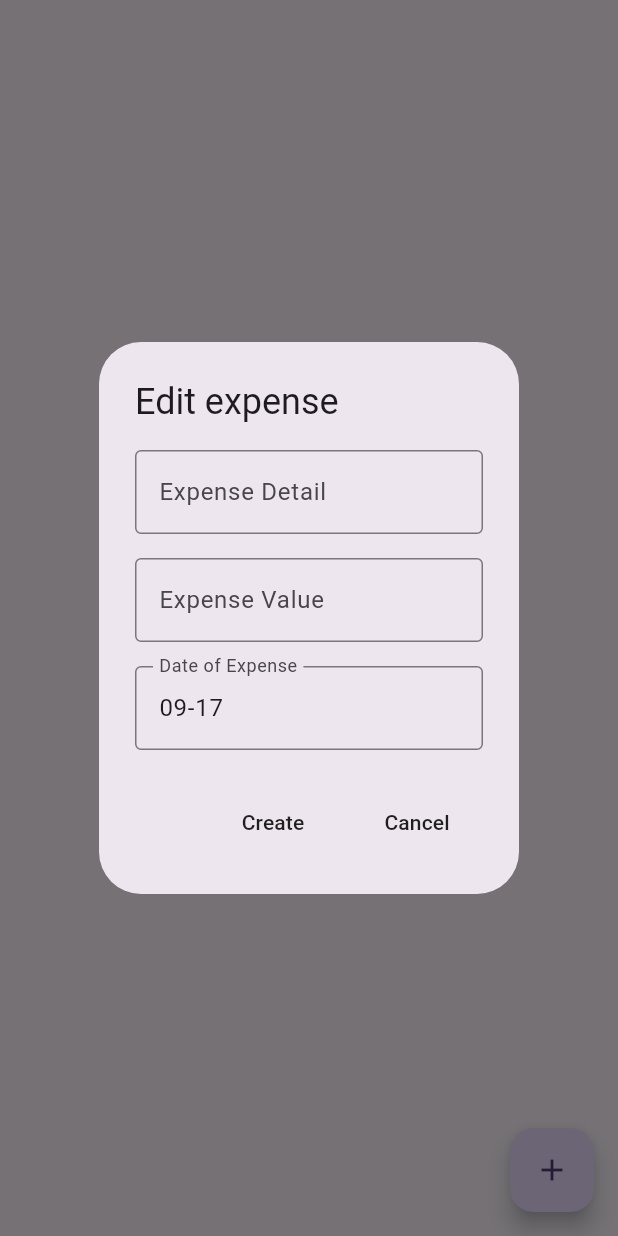
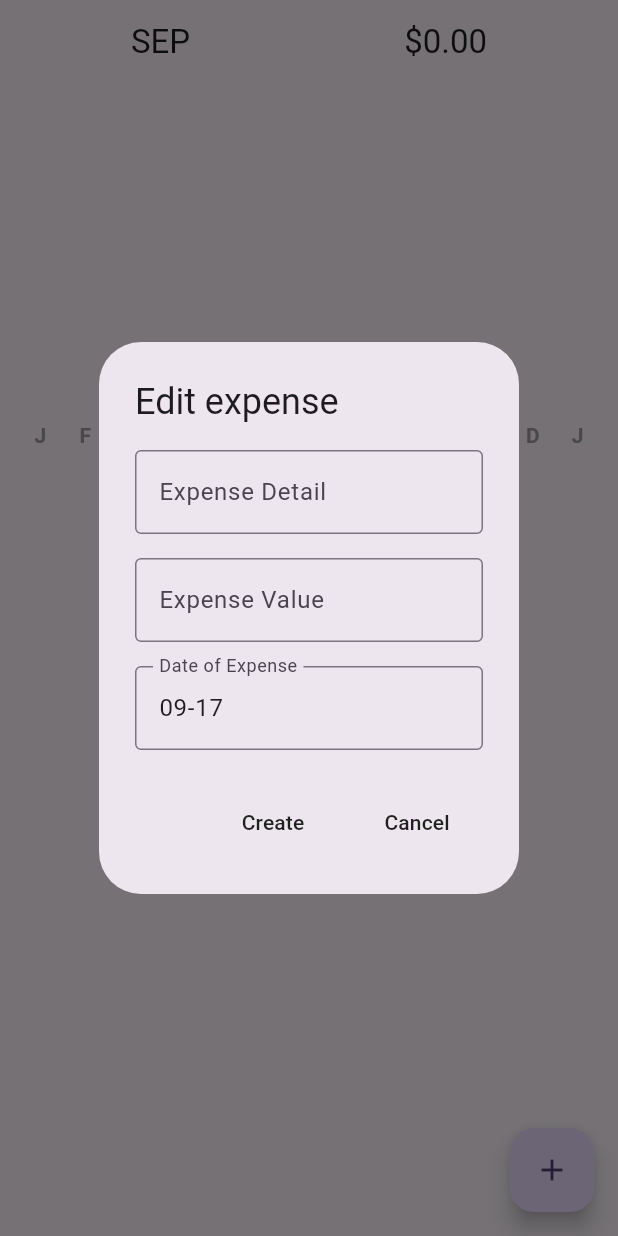
Before and after one commit to nternamehere/minimalist_budgetting, a Flutter app: the screen it shows after launch, after a tap on the "add" icon, on a phone screen of 412 x 824 dp. Run offline on Flutter 3.47's test engine with Material 3 defaults, Android fonts, the phone set to English and light mode, and no system bars; drawn by our look-alikes of fl_chart; our stand-ins replace flutter_slidable, isar; accounts and stored records are empty; generated files the repository leaves out were written again.

Commit message:
feat(expense_app): completes baseline functionality

```diff
--- a/lib/bar_graph/bar_graph.dart
+++ b/lib/bar_graph/bar_graph.dart
@@ -1,6 +1,7 @@
 import 'package:flutter/material.dart';
 import 'package:minimalist_budgetting/bar_graph/individual_bar.dart';
 import 'package:fl_chart/fl_chart.dart';
+import 'dart:math';
 
 class BarGraph extends StatefulWidget {
   final List<double> monthlySummary;
@@ -29,18 +30,29 @@
     );
   }
 
+  double get caclulateMax {
+    widget.monthlySummary.sort();
+
+    double highestMonthlySummary = widget.monthlySummary.last * 1.05;
+
+    return max(highestMonthlySummary, 500);
+  }
+
   @override
   Widget build(BuildContext context) {
     initializeBarData();
 
-    return BarChart(
+    return Padding(
+      padding: const EdgeInsets.symmetric(horizontal: 12.0),
+      child: BarChart(
         BarChartData(
           titlesData: titlesData,
           borderData: borderData,
           barGroups: barGroups,
           gridData: const FlGridData(show: false),
           alignment: BarChartAlignment.spaceAround,
-        maxY: 100,
+          maxY: caclulateMax,
+        ),
       ),
     );
   }
@@ -53,7 +65,7 @@
     );
     String text;
 
-    switch (value.toInt()) {
+    switch (value.toInt() % 12) {
       case 0:
         text = 'J';
         break;
@@ -126,5 +138,16 @@
         show: false,
       );
 
-  List<BarChartGroupData> get barGroups => barData.map((data) => BarChartGroupData(x: data.x, barRods: [BarChartRodData(toY: data.y)])).toList();
+  List<BarChartGroupData> get barGroups => barData.map((data) {
+      return BarChartGroupData(
+        x: data.x,
+        barRods: [
+          BarChartRodData(
+            toY: data.y,
+            width: 20,
+            borderRadius: BorderRadius.circular(4),
+            color: Colors.grey[800]
+          ),
+        ]);
+  }).toList();
 }
--- a/lib/controllers/expenses_controller.dart
+++ b/lib/controllers/expenses_controller.dart
@@ -52,19 +52,19 @@
     notifyListeners();
   }
 
-  Future<Map<int, double>> calculateMonthlyTotals() async {
+  Future<Map<String, double>> calculateMonthlyTotals() async {
     await list();
 
-    Map<int, double> monthlyTotals = {};
+    Map<String, double> monthlyTotals = {};
 
     for (var expense in _expenses) {
-      int month = expense.date.month;
+      String yearMonth = '${expense.date.year}-${expense.date.month}';
 
-      if (!monthlyTotals.containsKey(month)) {
-        monthlyTotals[month] = 0;
+      if (!monthlyTotals.containsKey(yearMonth)) {
+        monthlyTotals[yearMonth] = 0;
       }
 
-      monthlyTotals[month] = monthlyTotals[month]! + expense.value;
+      monthlyTotals[yearMonth] = monthlyTotals[yearMonth]! + expense.value;
     }
 
     return monthlyTotals;
@@ -72,11 +72,26 @@
 
   DateTime startDateTime() {
     if (_expenses.isEmpty) {
-      return DateTime.now();
+      DateTime now = DateTime.now();
+      return DateTime(now.year - 1, now.month, now.day);
     }
 
     _expenses.sort((a, b) => a.date.compareTo(b.date));
 
     return _expenses.first.date;
   }
+
+  Future<double> calculateCurrentMonthTotal() async {
+    await list();
+
+    DateTime now = DateTime.now();
+
+    List<Expense> currentMonthExpenses = _expenses.where((expense) {
+      return expense.date.year == now.year && expense.date.month == now.month;
+    }).toList();
+
+    double total = currentMonthExpenses.fold(0, (sum, expense) => sum + expense.value);
+
+    return total;
+  }
 }
--- a/lib/helpers/date_helpers.dart
+++ b/lib/helpers/date_helpers.dart
@@ -20,3 +20,20 @@
   int monthCount = (current.year - start.year) * 12 + current.month - start.month + 1;
   return monthCount;
 }
+
+String get currentMonthName {
+  return [
+    "JAN",
+    "FEB",
+    "MAR",
+    "APR",
+    "MAY",
+    "JUN",
+    "JUL",
+    "AUG",
+    "SEP",
+    "OCT",
+    "NOV",
+    "DEC"
+  ][DateTime.now().month - 1];
+}
--- a/lib/pages/home_page.dart
+++ b/lib/pages/home_page.dart
@@ -20,19 +20,21 @@
   TextEditingController dateController =
       TextEditingController(text: currentDate());
 
-  Future<Map<int,double>>? _monthlyTotalsFuture;
+  Future<Map<String,double>>? _monthlyTotalsFuture;
+  Future<double>? _calculateCurrentMonthlyTotal;
 
   @override
   void initState() {
     Provider.of<ExpenseController>(context, listen: false).list();
 
-    refreshGraphData();
+    refreshData();
 
     super.initState();
   }
 
-  void refreshGraphData() {
+  void refreshData() {
     _monthlyTotalsFuture = Provider.of<ExpenseController>(context, listen: false).calculateMonthlyTotals();
+    _calculateCurrentMonthlyTotal = Provider.of<ExpenseController>(context, listen: false).calculateCurrentMonthTotal();
   }
 
   void openNewExpenseBox() {
@@ -150,10 +152,34 @@
 
         int monthCount = calculateMonthCount(now, startDateTime);
 
+        List<Expense> currentMonthExpenses = value.expenses.where((expense) {
+          return expense.date.year == now.year && expense.date.month == now.month;
+        }).toList();
+
         return Scaffold(
           floatingActionButton: FloatingActionButton(
             onPressed: openNewExpenseBox,
             child: const Icon(Icons.add),
+          ),
+          appBar: AppBar(
+            centerTitle: true,
+            backgroundColor: Colors.transparent,
+            title: FutureBuilder<double>(
+              future: _calculateCurrentMonthlyTotal,
+              builder: (context, snapshot) {
+                if (snapshot.connectionState == ConnectionState.done) {
+                  return Row(
+                    mainAxisAlignment: MainAxisAlignment.spaceAround,
+                    children: [
+                      Text(currentMonthName),
+                      Text('\$${snapshot.data!.toStringAsFixed(2)}'),
+                    ],
+                  );
+                }
+
+                return const Text("Loading...");
+              },
+            ),
           ),
           body: SafeArea(
             child: Column(
@@ -164,9 +190,16 @@
                     future: _monthlyTotalsFuture,
                     builder: (context, snapshot) {
                       if (snapshot.connectionState == ConnectionState.done) {
-                        final monthlyTotals = snapshot.data ?? {};
+                        Map<String,double> monthlyTotals = snapshot.data ?? {};
 
-                        List<double> monthlySummary = List.generate(monthCount, (index) => monthlyTotals[startDateTime.month + index] ?? 0.0);
+                        List<double> monthlySummary = List.generate(monthCount, (index) {
+                          int year = startDateTime.year + (startDateTime.month + index - 1) ~/ 12;
+                          int month = (startDateTime.month + index - 1) % 12 + 1;
+
+                          String yearMonthKey = '$year-$month';
+
+                          return monthlyTotals[yearMonthKey] ?? 0.0;
+                        });
 
                         return BarGraph(monthlySummary: monthlySummary, startMonth: startDateTime.month);
                       }
@@ -175,11 +208,14 @@
                     }
                   ),
                 ),
+                const SizedBox(height: 25),
                 Expanded(
                   child: ListView.builder(
-                          itemCount: value.expenses.length,
+                          itemCount: currentMonthExpenses.length,
                           itemBuilder: (context, index) {
-                            Expense expense = value.expenses[index];
+                            int reversedIndex = currentMonthExpenses.length - 1 - index;
+
+                            Expense expense = currentMonthExpenses[reversedIndex];
                             return ExpenseTile(
                               title: expense.detail,
                               value: formatValue(expense.value),
@@ -210,7 +246,7 @@
           Expense expense = Expense(date: dateFromString(date), detail: detail, value: stringToDouble(value));
           await context.read<ExpenseController>().create(expense);
 
-          refreshGraphData();
+          refreshData();
           _resetTextControllers();
         }
       },
@@ -231,7 +267,7 @@
           Expense updatedExpense = Expense(date: dateFromString(date), detail: detail, value: stringToDouble(value));
           await context.read<ExpenseController>().update(expense.id, updatedExpense);
 
-          refreshGraphData();
+          refreshData();
           _resetTextControllers();
         }
       },
@@ -254,7 +290,7 @@
       onPressed: () async {
         Navigator.pop(context);
         await context.read<ExpenseController>().delete(expense.id);
-        refreshGraphData();
+        refreshData();
       },
       child: const Text('Delete'),
     );
--- a/lib/widgets/expense_tile.dart
+++ b/lib/widgets/expense_tile.dart
@@ -17,7 +17,9 @@
 
   @override
   Widget build(BuildContext context) {
-    return Slidable(
+    return Padding(
+      padding: const EdgeInsets.symmetric(vertical: 5, horizontal: 25),
+      child: Slidable(
         endActionPane: ActionPane(
           motion: const StretchMotion(),
           children: [
@@ -25,18 +27,27 @@
               onPressed: onEditPressed,
               icon: Icons.edit,
               backgroundColor: Colors.green,
+              borderRadius: BorderRadius.circular(4)
             ),
             SlidableAction(
               onPressed: onDeletePressed,
               icon: Icons.delete,
               backgroundColor: Colors.red,
+              borderRadius: BorderRadius.circular(4)
             ),
           ]
+        ),
+        child: Container(
+          decoration: BoxDecoration(
+            color: Colors.grey[200],
+            borderRadius: BorderRadius.circular(8)
             ),
           child: ListTile(
             title: Text(title),
             trailing: Text(value)
           ),
+        ),
+      ),
     );
   }
 }
```
Lines whose indentation alone changed are shown as unchanged.
